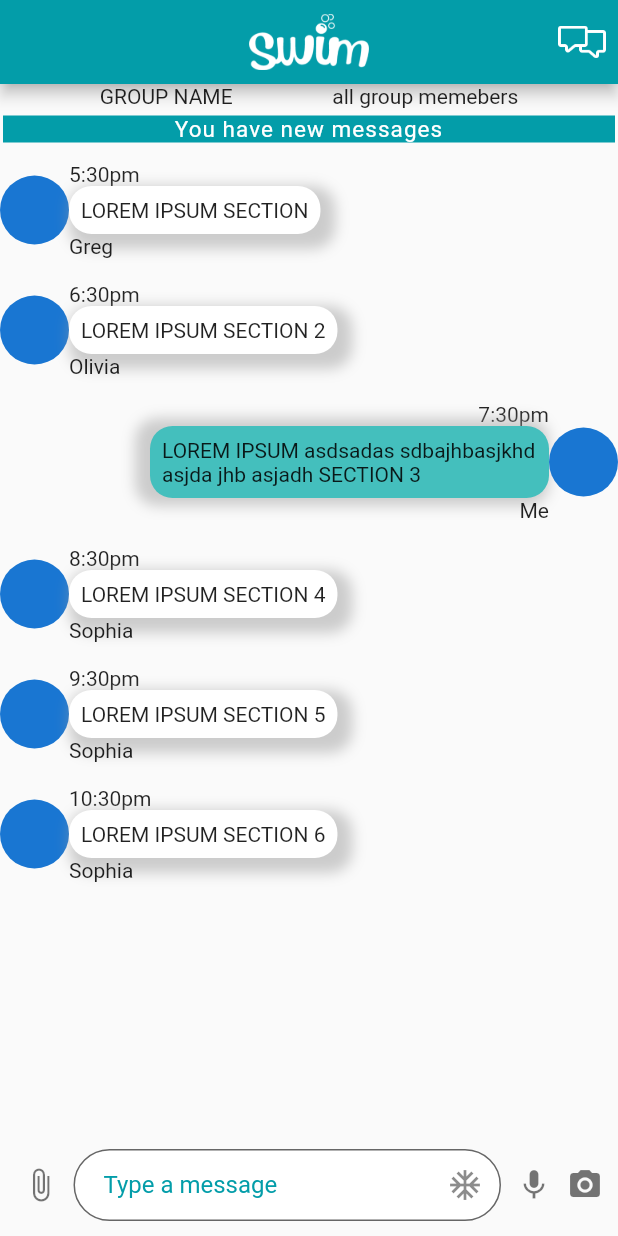
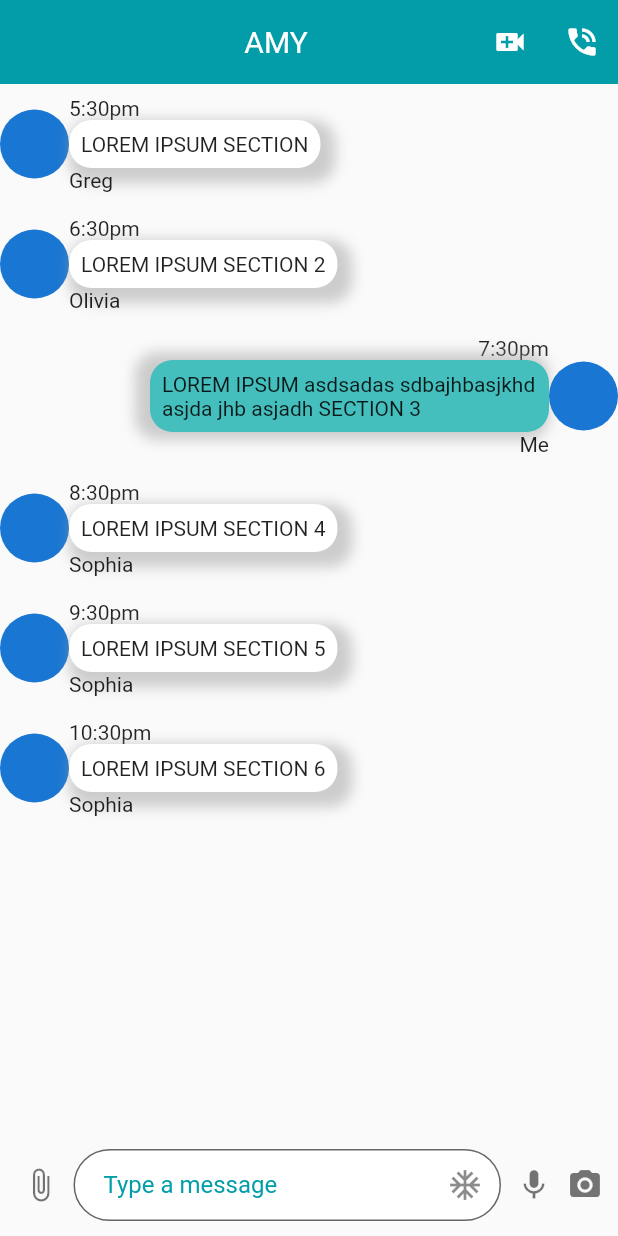
Before and after one commit to femidof/Swim_app_hackathon, a Flutter app: the screen it shows after launch, on a phone screen of 412 x 824 dp. Run offline on Flutter 3.47's test engine with Material 2 defaults, Android fonts, the light colour scheme and no system bars; missing offline and left inert: emoji_picker.

Commit message:
OneToOne base Screen added

```diff
--- a/lib/main.dart
+++ b/lib/main.dart
@@ -1,6 +1,7 @@
 import 'package:flutter/material.dart';
 import 'package:swim_app_hack/screens/chat_selection_screen.dart';
 import 'package:swim_app_hack/screens/group_chat_screen.dart';
+import 'package:swim_app_hack/screens/one_to_one_chat_scree.dart';
 import 'file:///C:/Users/marod%20bits/Documents/Android%20Dev/swim_app_hack/trash/home_screen.dart';
 import 'package:swim_app_hack/screens/pool_screen.dart';
 import 'package:swim_app_hack/screens/pool_section_chat.dart';
@@ -24,7 +25,7 @@ class MyApp extends StatelessWidget {
         "./screens/chat_selection_screen.dart": (context) =>ChatSelectionScreen(),
         "./screens/pool_section_chat_screen.dart": (context) => PoolSectionChatScreen(),
       },
-      home: GroupChatScreen(),
+      home: OneToOneChatScreen(),
     );
   }
 }
--- a/lib/screens/one_to_one_chat_scree.dart
+++ b/lib/screens/one_to_one_chat_scree.dart
@@ -1,6 +1,7 @@
-
-
 import 'package:flutter/material.dart';
+import 'package:swim_app_hack/widgets/chat_history_scroll.dart';
+import 'package:swim_app_hack/widgets/custom_chat_bar.dart';
+import 'package:swim_app_hack/widgets/message_input_controller_update.dart';
 
 class OneToOneChatScreen extends StatefulWidget {
   @override
@@ -8,10 +9,27 @@ class OneToOneChatScreen extends StatefulWidget {
 }
 
 class _OneToOneChatScreenState extends State<OneToOneChatScreen> {
+  bool showEmojiPicker;
+
   @override
   Widget build(BuildContext context) {
     return Scaffold(
-
-    );
+        appBar: customChatBar(),
+        body: Container(
+          child: Column(
+            children: <Widget>[
+              // Flexible(
+              //   child: messageList(),
+              // ),
+              ChatHistoryScroll(),
+              MessageInputController(),
+              // showEmojiPicker
+              //     ? Container(
+              //         child: emojiContainer(),
+              //       )
+              //     : Container(),
+            ],
+          ),
+        ));
   }
 }
--- /dev/null
+++ b/lib/widgets/custom_chat_bar.dart
@@ -0,0 +1,23 @@
+import 'package:flutter/material.dart';
+import 'package:swim_app_hack/constant.dart';
+
+AppBar customChatBar() {
+  return AppBar(
+    actions: <Widget>[
+      IconButton(icon: Icon(Icons.video_call), onPressed: () {}),
+      IconButton(icon: Icon(Icons.phone_in_talk), onPressed: () {}),
+    ],
+    elevation: 0.0,
+    backgroundColor: MAIN_COLOR,
+    title: Center(
+        child: Padding(
+      padding: const EdgeInsets.only(
+        left: 52,
+      ),
+      child: Text(
+        "AMY",
+        style: TextStyle(fontWeight: FontWeight.w400),
+      ),
+    )),
+  );
+}
```
Also changed, not shown: lib/widgets/message_input_controller_update.dart (+17 -17 lines), lib/widgets/one_chat_history_scroll.dart (added, +17 -0 lines), lib/widgets/section_top_area.dart (deleted, +0 -17 lines).
